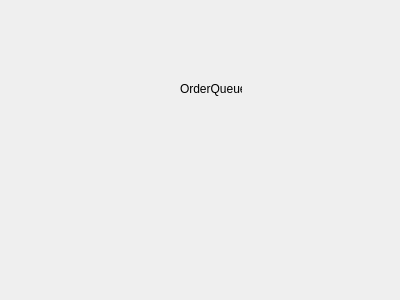
Old version of the form src/view/orderqueueview.ui in the repository aidanMiklos/COMP3004FINAL.
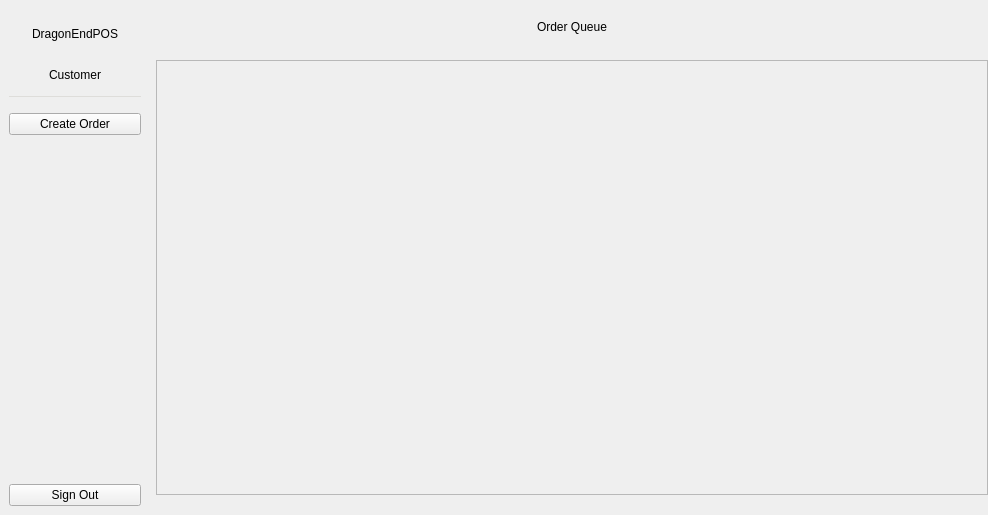
New version of the form.

Commit message: Login and Dashboard complete, queue partially complete

What changed in the file:
```diff
--- a/src/view/orderqueueview.ui
+++ b/src/view/orderqueueview.ui
@@ -6,26 +6,295 @@
    <rect>
     <x>0</x>
     <y>0</y>
-    <width>400</width>
-    <height>300</height>
+    <width>988</width>
+    <height>515</height>
    </rect>
   </property>
   <property name="windowTitle">
    <string>Form</string>
   </property>
-  <widget class="QLabel" name="label">
-   <property name="geometry">
-    <rect>
-     <x>180</x>
-     <y>80</y>
-     <width>62</width>
-     <height>17</height>
-    </rect>
+  <layout class="QHBoxLayout" name="horizontalLayout">
+   <property name="leftMargin">
+    <number>0</number>
    </property>
-   <property name="text">
-    <string>OrderQueue</string>
+   <property name="topMargin">
+    <number>0</number>
    </property>
-  </widget>
+   <property name="rightMargin">
+    <number>0</number>
+   </property>
+   <property name="bottomMargin">
+    <number>0</number>
+   </property>
+   <item>
+    <widget class="QFrame" name="queueSideBar">
+     <property name="sizePolicy">
+      <sizepolicy hsizetype="Fixed" vsizetype="Expanding">
+       <horstretch>0</horstretch>
+       <verstretch>0</verstretch>
+      </sizepolicy>
+     </property>
+     <property name="minimumSize">
+      <size>
+       <width>150</width>
+       <height>0</height>
+      </size>
+     </property>
+     <property name="maximumSize">
+      <size>
+       <width>150</width>
+       <height>16777215</height>
+      </size>
+     </property>
+     <property name="baseSize">
+      <size>
+       <width>150</width>
+       <height>0</height>
+      </size>
+     </property>
+     <property name="styleSheet">
+      <string notr="true">QFrame#sideBar{
+	background-color: rgb(255, 255, 255)
+}</string>
+     </property>
+     <property name="frameShape">
+      <enum>QFrame::NoFrame</enum>
+     </property>
+     <property name="frameShadow">
+      <enum>QFrame::Raised</enum>
+     </property>
+     <layout class="QVBoxLayout" name="verticalLayout">
+      <item>
+       <widget class="QLabel" name="dashboardDEPLbl">
+        <property name="minimumSize">
+         <size>
+          <width>0</width>
+          <height>50</height>
+         </size>
+        </property>
+        <property name="maximumSize">
+         <size>
+          <width>16777215</width>
+          <height>100</height>
+         </size>
+        </property>
+        <property name="text">
+         <string>DragonEndPOS</string>
+        </property>
+        <property name="alignment">
+         <set>Qt::AlignCenter</set>
+        </property>
+       </widget>
+      </item>
+      <item>
+       <widget class="QLabel" name="dashboardUserLbl">
+        <property name="sizePolicy">
+         <sizepolicy hsizetype="Expanding" vsizetype="Preferred">
+          <horstretch>0</horstretch>
+          <verstretch>0</verstretch>
+         </sizepolicy>
+        </property>
+        <property name="minimumSize">
+         <size>
+          <width>0</width>
+          <height>20</height>
+         </size>
+        </property>
+        <property name="maximumSize">
+         <size>
+          <width>16777215</width>
+          <height>50</height>
+         </size>
+        </property>
+        <property name="text">
+         <string>Customer</string>
+        </property>
+        <property name="alignment">
+         <set>Qt::AlignCenter</set>
+        </property>
+       </widget>
+      </item>
+      <item>
+       <spacer name="verticalSpacer_5">
+        <property name="orientation">
+         <enum>Qt::Vertical</enum>
+        </property>
+        <property name="sizeType">
+         <enum>QSizePolicy::Fixed</enum>
+        </property>
+        <property name="sizeHint" stdset="0">
+         <size>
+          <width>20</width>
+          <height>5</height>
+         </size>
+        </property>
+       </spacer>
+      </item>
+      <item>
+       <widget class="QFrame" name="dashboardSidebarSeparator">
+        <property name="sizePolicy">
+         <sizepolicy hsizetype="Expanding" vsizetype="Fixed">
+          <horstretch>0</horstretch>
+          <verstretch>0</verstretch>
+         </sizepolicy>
+        </property>
+        <property name="minimumSize">
+         <size>
+          <width>0</width>
+          <height>1</height>
+         </size>
+        </property>
+        <property name="baseSize">
+         <size>
+          <width>0</width>
+          <height>1</height>
+         </size>
+        </property>
+        <property name="styleSheet">
+         <string notr="true">QFrame#dashboardSidebarSeparator{
+	background-color: rgb(222, 221, 218)
+}</string>
+        </property>
+        <property name="frameShape">
+         <enum>QFrame::NoFrame</enum>
+        </property>
+        <property name="frameShadow">
+         <enum>QFrame::Raised</enum>
+        </property>
+       </widget>
+      </item>
+      <item>
+       <spacer name="verticalSpacer_4">
+        <property name="orientation">
+         <enum>Qt::Vertical</enum>
+        </property>
+        <property name="sizeType">
+         <enum>QSizePolicy::Fixed</enum>
+        </property>
+        <property name="sizeHint" stdset="0">
+         <size>
+          <width>20</width>
+          <height>10</height>
+         </size>
+        </property>
+       </spacer>
+      </item>
+      <item>
+       <widget class="QPushButton" name="dashboardOrderBtn">
+        <property name="text">
+         <string>Create Order</string>
+        </property>
+       </widget>
+      </item>
+      <item>
+       <spacer name="verticalSpacer">
+        <property name="orientation">
+         <enum>Qt::Vertical</enum>
+        </property>
+        <property name="sizeHint" stdset="0">
+         <size>
+          <width>20</width>
+          <height>40</height>
+         </size>
+        </property>
+       </spacer>
+      </item>
+      <item>
+       <widget class="QPushButton" name="dashboardSignOutBtn">
+        <property name="text">
+         <string>Sign Out</string>
+        </property>
+       </widget>
+      </item>
+     </layout>
+    </widget>
+   </item>
+   <item>
+    <layout class="QVBoxLayout" name="verticalLayout_2">
+     <item>
+      <spacer name="verticalSpacer_3">
+       <property name="orientation">
+        <enum>Qt::Vertical</enum>
+       </property>
+       <property name="sizeType">
+        <enum>QSizePolicy::Fixed</enum>
+       </property>
+       <property name="sizeHint" stdset="0">
+        <size>
+         <width>20</width>
+         <height>20</height>
+        </size>
+       </property>
+      </spacer>
+     </item>
+     <item>
+      <widget class="QLabel" name="queueMainLbl">
+       <property name="text">
+        <string>Order Queue</string>
+       </property>
+       <property name="alignment">
+        <set>Qt::AlignCenter</set>
+       </property>
+      </widget>
+     </item>
+     <item>
+      <spacer name="verticalSpacer_6">
+       <property name="orientation">
+        <enum>Qt::Vertical</enum>
+       </property>
+       <property name="sizeType">
+        <enum>QSizePolicy::Fixed</enum>
+       </property>
+       <property name="sizeHint" stdset="0">
+        <size>
+         <width>20</width>
+         <height>20</height>
+        </size>
+       </property>
+      </spacer>
+     </item>
+     <item>
+      <widget class="QScrollArea" name="scrollArea">
+       <property name="widgetResizable">
+        <bool>true</bool>
+       </property>
+       <widget class="QWidget" name="scrollAreaWidgetContents">
+        <property name="geometry">
+         <rect>
+          <x>0</x>
+          <y>0</y>
+          <width>828</width>
+          <height>410</height>
+         </rect>
+        </property>
+        <layout class="QVBoxLayout" name="verticalLayout_4">
+         <item>
+          <layout class="QVBoxLayout" name="verticalLayout_3">
+           <property name="sizeConstraint">
+            <enum>QLayout::SetDefaultConstraint</enum>
+           </property>
+          </layout>
+         </item>
+        </layout>
+       </widget>
+      </widget>
+     </item>
+     <item>
+      <spacer name="horizontalSpacer">
+       <property name="orientation">
+        <enum>Qt::Horizontal</enum>
+       </property>
+       <property name="sizeHint" stdset="0">
+        <size>
+         <width>40</width>
+         <height>20</height>
+        </size>
+       </property>
+      </spacer>
+     </item>
+    </layout>
+   </item>
+  </layout>
  </widget>
  <resources/>
  <connections/>
```
The commit also changes 6 other files.
